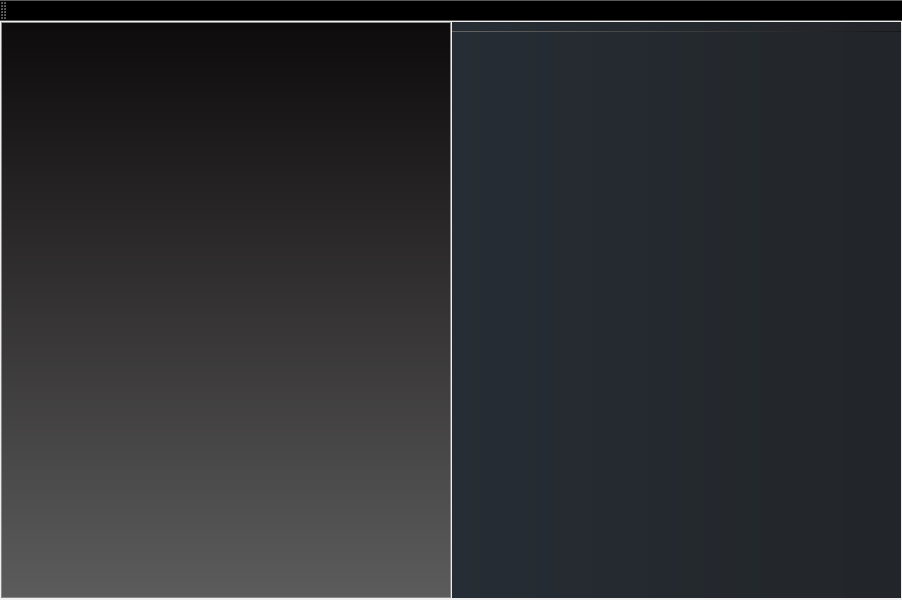
First picture: the form in uPyCraft.ui, repository XIVN1987/uPyCraft, before the edit.
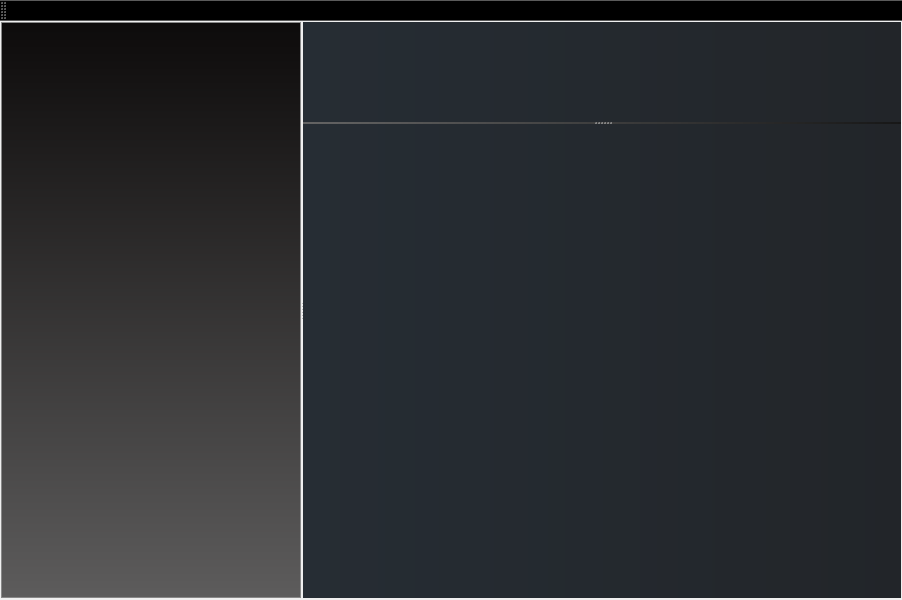
Second picture: the form after the edit. Icons and pictures are not drawn. Custom widgets are drawn as their Qt base class.

What changed in the file:
```diff
--- a/uPyCraft.ui
+++ b/uPyCraft.ui
@@ -49,9 +49,24 @@
        <enum>Qt::Horizontal</enum>
       </property>
       <property name="handleWidth">
-       <number>1</number>
+       <number>2</number>
+      </property>
+      <property name="childrenCollapsible">
+       <bool>false</bool>
       </property>
       <widget class="TreeView" name="tree">
+       <property name="minimumSize">
+        <size>
+         <width>160</width>
+         <height>0</height>
+        </size>
+       </property>
+       <property name="maximumSize">
+        <size>
+         <width>300</width>
+         <height>16777215</height>
+        </size>
+       </property>
        <property name="acceptDrops">
         <bool>true</bool>
        </property>
@@ -129,9 +144,18 @@
         <bool>false</bool>
        </property>
        <property name="handleWidth">
-        <number>1</number>
+        <number>2</number>
+       </property>
+       <property name="childrenCollapsible">
+        <bool>false</bool>
        </property>
        <widget class="TabWidget" name="tabWidget">
+        <property name="minimumSize">
+         <size>
+          <width>0</width>
+          <height>100</height>
+         </size>
+        </property>
         <property name="acceptDrops">
          <bool>true</bool>
         </property>
@@ -177,6 +201,12 @@
         </property>
        </widget>
        <widget class="Terminal" name="terminal">
+        <property name="minimumSize">
+         <size>
+          <width>0</width>
+          <height>100</height>
+         </size>
+        </property>
         <property name="acceptDrops">
          <bool>false</bool>
         </property>
```
Left out of the diff: 2 changed lines with no effect on the pictures.
